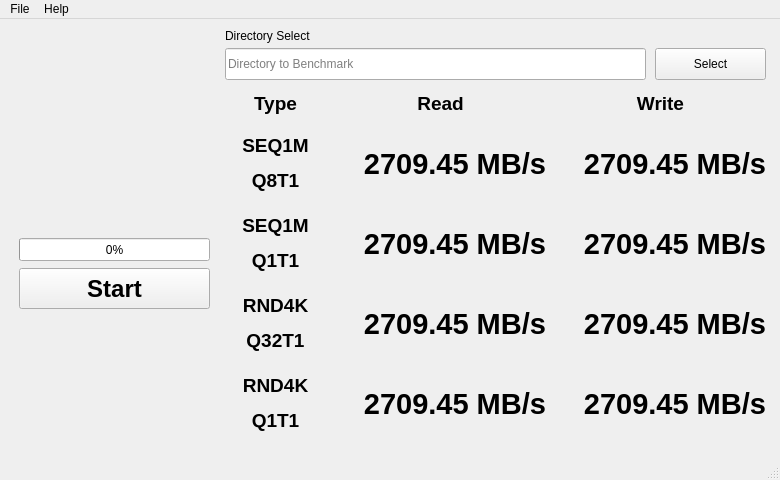
Above: crazydiskmark/crazydiskmark.ui from sagudeloo/ApoloDiskMark before the change. Below: the same form after it.
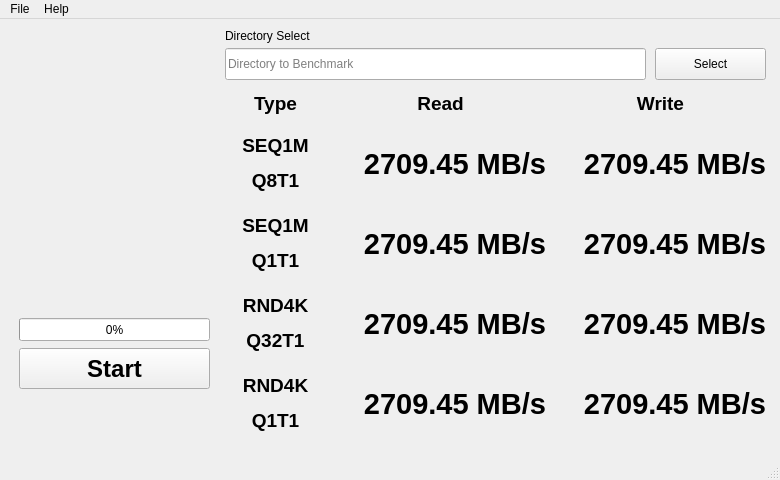
That is the form after the change. Icons and pictures are not drawn.

The edit to the form file:
```diff
--- a/crazydiskmark/crazydiskmark.ui
+++ b/crazydiskmark/crazydiskmark.ui
@@ -57,7 +57,7 @@
          <x>10</x>
          <y>0</y>
          <width>191</width>
-         <height>231</height>
+         <height>281</height>
         </rect>
        </property>
        <property name="text">
@@ -71,7 +71,7 @@
        <property name="geometry">
         <rect>
          <x>10</x>
-         <y>240</y>
+         <y>320</y>
          <width>191</width>
          <height>41</height>
         </rect>
@@ -91,7 +91,7 @@
        <property name="geometry">
         <rect>
          <x>10</x>
-         <y>210</y>
+         <y>290</y>
          <width>191</width>
          <height>23</height>
         </rect>
```
